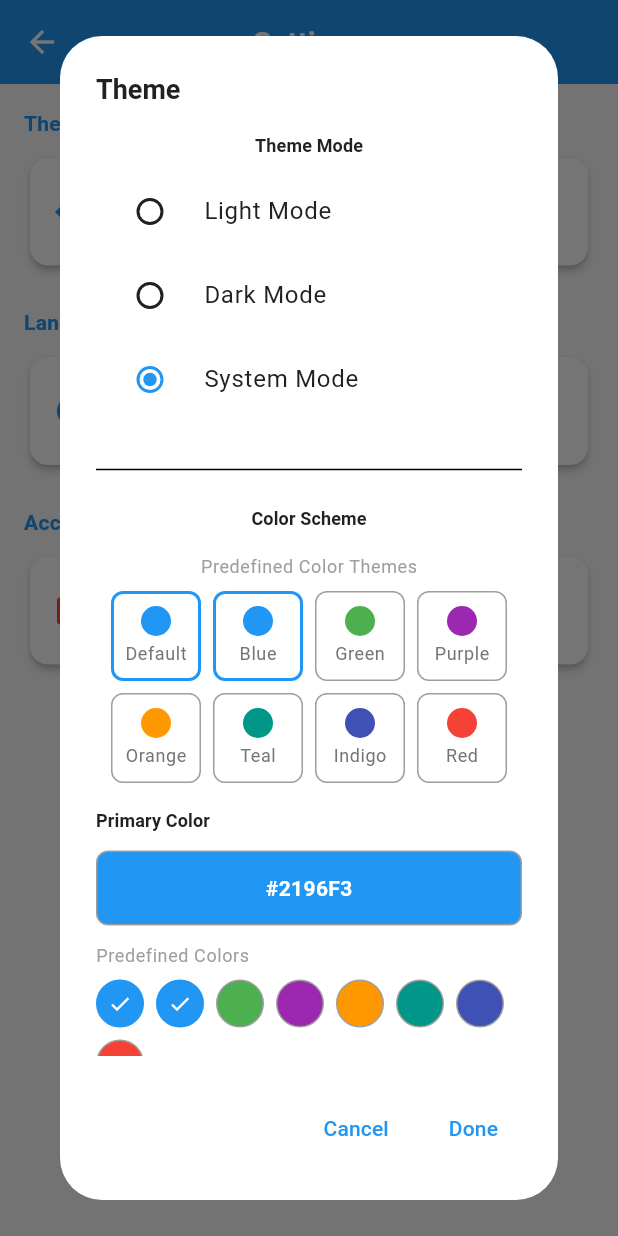
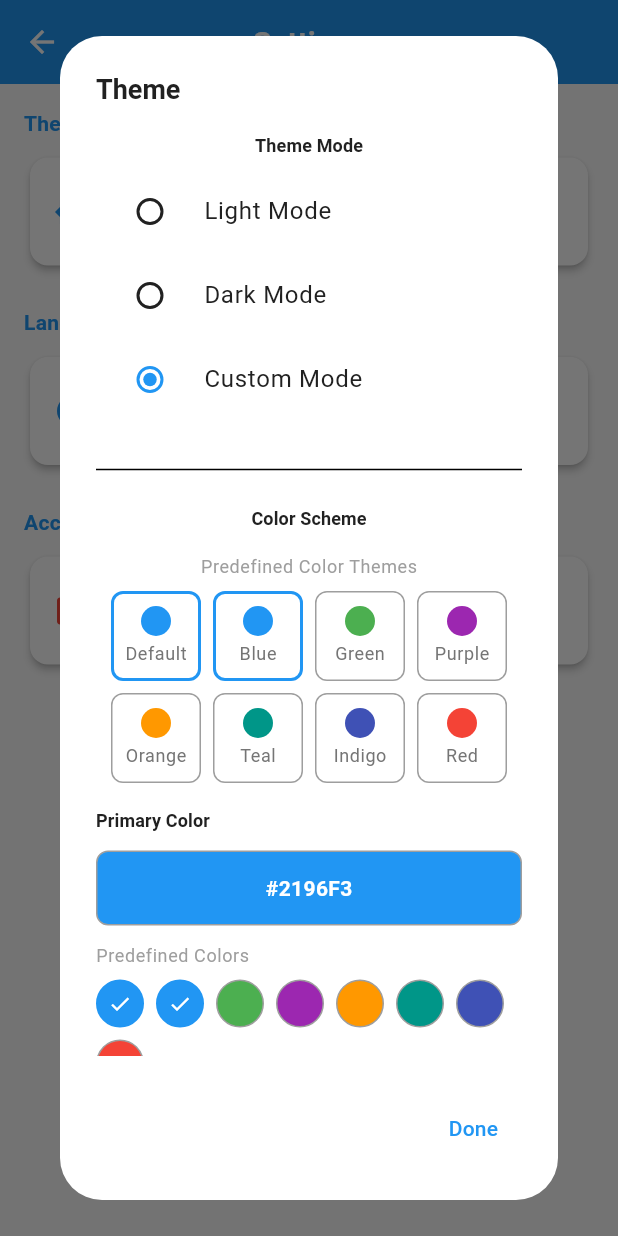
Before and after one commit to khanhthach280/book_audio, a Flutter app: the SettingsScreen screen opened by its route, after a tap on "Theme", on a phone screen of 412 x 824 dp. Run offline on Flutter 3.47's test engine with Material 3 defaults, Android fonts, the phone set to English and light mode, and no system bars; our stand-ins replace cloud_firestore, connectivity_plus, dio, equatable, firebase_auth, firebase_core and 4 more; accounts and stored records are empty.

Commit message:
update custom mode and add check internet available

```diff
--- a/lib/features/settings/presentation/screens/settings_screen.dart
+++ b/lib/features/settings/presentation/screens/settings_screen.dart
@@ -131,7 +131,7 @@ class SettingsScreen extends ConsumerWidget {
       case ThemeMode.dark:
         return l10n.darkMode;
       case ThemeMode.system:
-        return l10n.systemMode;
+        return l10n.customMode;
     }
   }
 
@@ -191,8 +191,8 @@ class SettingsScreen extends ConsumerWidget {
                       },
                     ),
                     RadioListTile<ThemeMode>(
-                      title: Text(l10n.systemMode),
-                      value: ThemeMode.system,
+                      title: Text(l10n.customMode),
+                      value: ThemeMode.system, // Sử dụng system để đánh dấu custom mode
                       groupValue: themeMode,
                       onChanged: (value) {
                         if (value != null) {
@@ -201,6 +201,8 @@ class SettingsScreen extends ConsumerWidget {
                       },
                     ),
 
+                // Only show color customization when custom mode is selected
+                if (themeMode == ThemeMode.system) ...[
                   const SizedBox(height: 24),
                   const Divider(),
                   const SizedBox(height: 16),
@@ -323,14 +325,11 @@ class SettingsScreen extends ConsumerWidget {
                   ),
                 ),
                 ],
+              ],
             ),
           ),
         ),
         actions: [
-          TextButton(
-            onPressed: () => Navigator.of(context).pop(),
-            child: Text(l10n.cancel),
-          ),
           TextButton(
             onPressed: () => Navigator.of(context).pop(),
             child: Text(l10n.done),
@@ -377,7 +376,7 @@ class SettingsScreen extends ConsumerWidget {
         actions: [
           TextButton(
             onPressed: () => Navigator.of(context).pop(),
-            child: Text(l10n.cancel),
+            child: Text(l10n.done),
           ),
         ],
       ),
--- a/lib/l10n/app_localizations.dart
+++ b/lib/l10n/app_localizations.dart
@@ -69,6 +69,10 @@ class AppLocalizations {
       'passwordsDoNotMatch': 'Passwords do not match',
       'splashScreen': 'Splash Screen',
       'checkingAuth': 'Checking authentication...',
+      'checkingConnection': 'Checking internet connection...',
+      'noInternetConnection': 'No Internet Connection',
+      'checkConnectionAndRetry': 'Please check your internet connection and try again',
+      'retryConnection': 'Retry',
       'books': 'Books',
       'audioBooks': 'Audio Books',
       'favorites': 'Favorites',
@@ -110,6 +114,7 @@ class AppLocalizations {
       'themeMode': 'Theme Mode',
       'colorScheme': 'Color Scheme',
       'predefinedColorThemes': 'Predefined Color Themes',
+      'customMode': 'Custom Mode',
     },
     'vi': {
       'appTitle': 'Sách Nói',
@@ -162,6 +167,10 @@ class AppLocalizations {
       'passwordsDoNotMatch': 'Mật khẩu không khớp',
       'splashScreen': 'Màn hình khởi động',
       'checkingAuth': 'Đang kiểm tra xác thực...',
+      'checkingConnection': 'Đang kiểm tra kết nối internet...',
+      'noInternetConnection': 'Không có kết nối Internet',
+      'checkConnectionAndRetry': 'Vui lòng kiểm tra kết nối internet và thử lại',
+      'retryConnection': 'Thử lại',
       'books': 'Sách',
       'audioBooks': 'Sách nói',
       'favorites': 'Yêu thích',
@@ -203,6 +212,7 @@ class AppLocalizations {
       'themeMode': 'Chế độ giao diện',
       'colorScheme': 'Bộ màu',
       'predefinedColorThemes': 'Chủ đề màu có sẵn',
+      'customMode': 'Chế độ tùy chỉnh',
     },
   };
 
@@ -262,6 +272,10 @@ class AppLocalizations {
   String get passwordsDoNotMatch => _getText('passwordsDoNotMatch');
   String get splashScreen => _getText('splashScreen');
   String get checkingAuth => _getText('checkingAuth');
+  String get checkingConnection => _getText('checkingConnection');
+  String get noInternetConnection => _getText('noInternetConnection');
+  String get checkConnectionAndRetry => _getText('checkConnectionAndRetry');
+  String get retryConnection => _getText('retryConnection');
   String get books => _getText('books');
   String get audioBooks => _getText('audioBooks');
   String get favorites => _getText('favorites');
@@ -303,6 +317,7 @@ class AppLocalizations {
   String get themeMode => _getText('themeMode');
   String get colorScheme => _getText('colorScheme');
   String get predefinedColorThemes => _getText('predefinedColorThemes');
+  String get customMode => _getText('customMode');
 }
 
 class _AppLocalizationsDelegate extends LocalizationsDelegate<AppLocalizations> {
```
Also changed, not shown: lib/features/splash/presentation/screens/splash_screen.dart (+94 -22 lines), 1 other file. Lines whose indentation alone changed are shown as unchanged.
